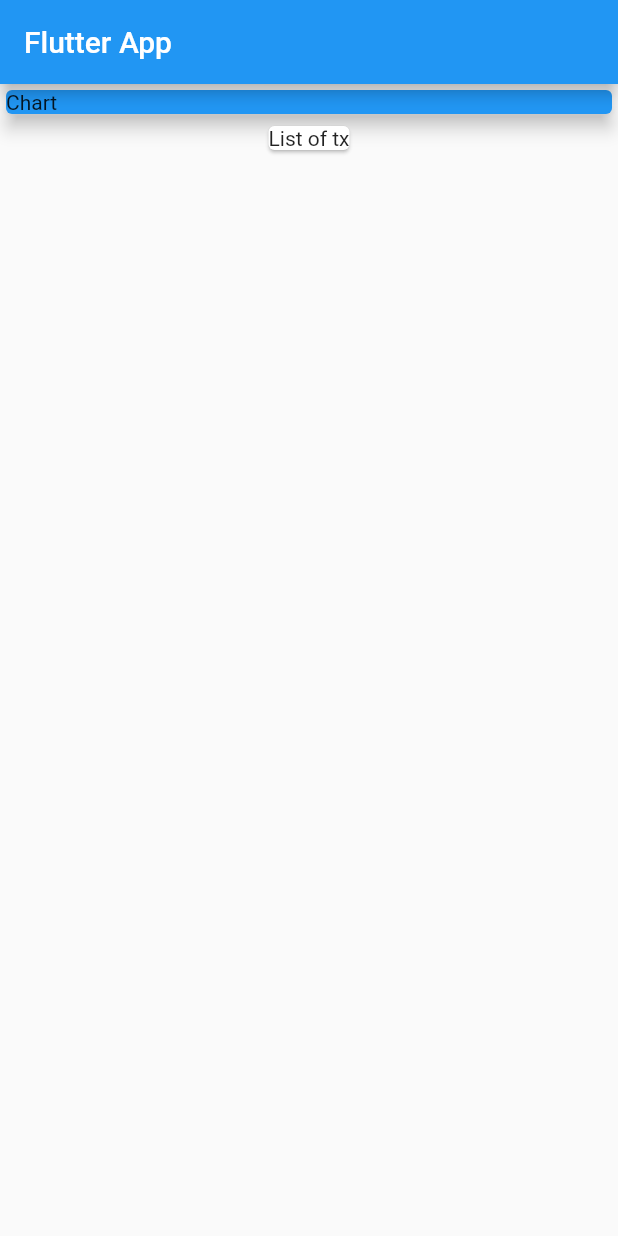
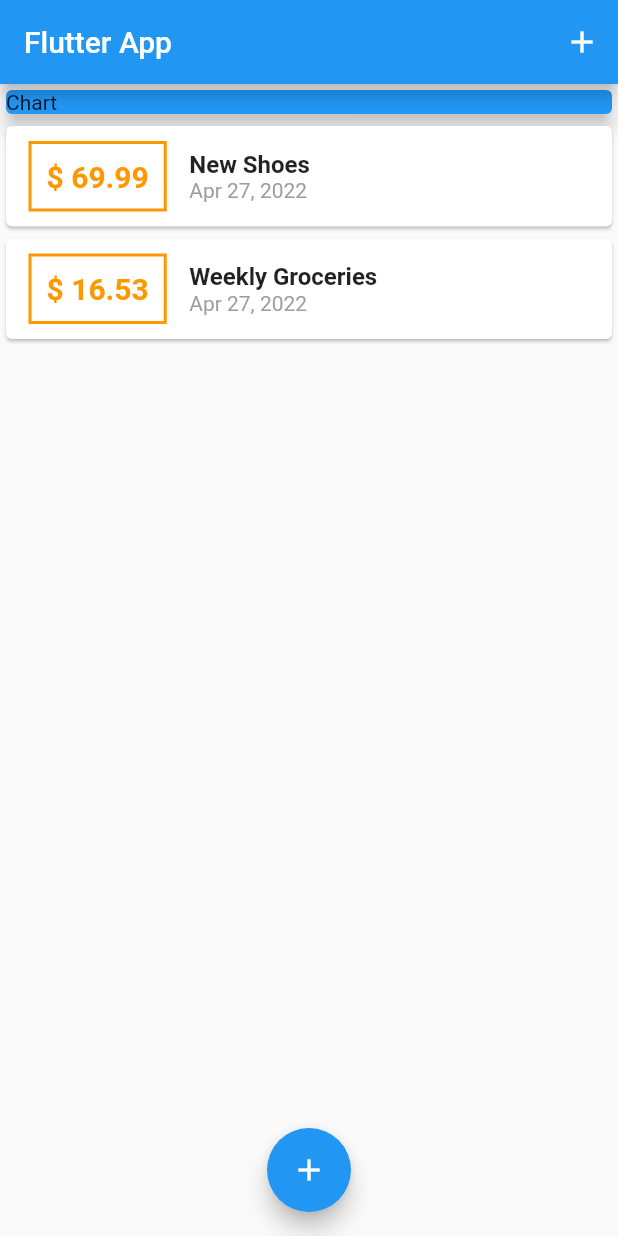
Before and after one commit to canerdk/flutterdemo, a Flutter app: the screen it shows after launch, on a phone screen of 412 x 824 dp. Run offline on Flutter 3.47's test engine with Material 2 defaults, Android fonts, the phone set to English and light mode, and no system bars.

Commit message:
added floating action button

```diff
--- a/lib/main.dart
+++ b/lib/main.dart
@@ -1,4 +1,7 @@
 import 'package:flutter/material.dart';
+import './widgets/new_transaction.dart';
+import './widgets/transaction_list.dart';
+import 'models/tansaction.dart';
 
 void main() => runApp(const MyApp());
 
@@ -8,20 +11,39 @@ class MyApp extends StatelessWidget {
   @override
   Widget build(BuildContext context) {
     return MaterialApp(
-      title: 'Flutter App',
+      debugShowCheckedModeBanner: false,
       home: MyHomePage(),
     );
   }
 }
 
-class MyHomePage extends StatelessWidget {
+class MyHomePage extends StatefulWidget {
+  @override
+  _MyHomePageState createState() => _MyHomePageState();
+}
+
+class _MyHomePageState extends State<MyHomePage> {
+  final List<Transaction> _userTransactions = [
+    Transaction(
+        id: 't1', title: 'New Shoes', amount: 69.99, dateTime: DateTime.now()),
+    Transaction(
+        id: 't2',
+        title: 'Weekly Groceries',
+        amount: 16.53,
+        dateTime: DateTime.now())
+  ];
+
   @override
   Widget build(BuildContext context) {
     return Scaffold(
       appBar: AppBar(
         title: Text('Flutter App'),
+        actions: [IconButton(onPressed: () {}, icon: Icon(Icons.add))],
       ),
-      body: Column(
+      body: SingleChildScrollView(
+        child: Column(
+          // mainAxisAlignment: MainAxisAlignment.start,
+          crossAxisAlignment: CrossAxisAlignment.stretch,
           children: [
             Container(
               width: double.infinity,
@@ -31,13 +53,39 @@ class MyHomePage extends StatelessWidget {
                 elevation: 5,
               ),
             ),
-          Card(
-            child: Container(
-              child: Text('List of tx'),
+            TransactionList(_userTransactions)
+          ],
         ),
-          )
-        ],
+      ),
+      floatingActionButtonLocation: FloatingActionButtonLocation.centerFloat,
+      floatingActionButton: FloatingActionButton(
+        child: Icon(Icons.add),
+        onPressed: () => _startAddNewTransaction(context),
       ),
     );
   }
+
+  void _startAddNewTransaction(BuildContext ctx) {
+    showModalBottomSheet(
+      context: ctx,
+      builder: (_) {
+        return GestureDetector(
+          onTap: () {},
+          child: NewTransaction(_addNewTransacation),
+          behavior: HitTestBehavior.opaque,
+        );
+      },
+    );
   }
+
+  void _addNewTransacation(String txTitle, double tXamount) {
+    final newTx = Transaction(
+        id: DateTime.now().toString(),
+        title: txTitle,
+        amount: tXamount,
+        dateTime: DateTime.now());
+    setState(() {
+      _userTransactions.add(newTx);
+    });
+  }
+}
--- /dev/null
+++ b/lib/models/tansaction.dart
@@ -0,0 +1,15 @@
+import 'package:flutter/foundation.dart';
+
+class Transaction {
+  final String id;
+  final String title;
+  final double amount;
+  final DateTime dateTime;
+
+  Transaction({
+    required this.id,
+    required this.title,
+    required this.amount,
+    required this.dateTime
+  });
+}
--- /dev/null
+++ b/lib/widgets/transaction_list.dart
@@ -0,0 +1,59 @@
+import 'package:flutter/material.dart';
+import '../models/tansaction.dart';
+import 'package:intl/intl.dart';
+
+class TransactionList extends StatelessWidget {
+  final List<Transaction> transactions;
+
+  TransactionList(this.transactions);
+
+  @override
+  Widget build(BuildContext context) {
+    return Container(
+      height: 300,
+      child: ListView.builder(
+        itemBuilder: (ctx, index) {
+          return Card(
+            child: Row(
+              children: [
+                Container(
+                  margin: EdgeInsets.symmetric(
+                    vertical: 10,
+                    horizontal: 15,
+                  ),
+                  decoration: BoxDecoration(
+                      border: Border.all(color: Colors.orange, width: 2)),
+                  padding: EdgeInsets.all(10),
+                  child: Text(
+                    '\$ ${transactions[index].amount}',
+                    style: TextStyle(
+                        fontWeight: FontWeight.bold,
+                        fontSize: 20,
+                        color: Colors.orange),
+                  ),
+                ),
+                Column(
+                  crossAxisAlignment: CrossAxisAlignment.start,
+                  children: [
+                    Text(
+                      transactions[index].title,
+                      style: TextStyle(
+                        fontSize: 16,
+                        fontWeight: FontWeight.bold,
+                      ),
+                    ),
+                    Text(
+                      DateFormat.yMMMd().format(transactions[index].dateTime),
+                      style: TextStyle(color: Colors.grey),
+                    )
+                  ],
+                )
+              ],
+            ),
+          );
+        },
+        itemCount: transactions.length,
+      ),
+    );
+  }
+}
--- a/pubspec.yaml
+++ b/pubspec.yaml
@@ -29,6 +29,7 @@ environment:
 dependencies:
   flutter:
     sdk: flutter
+  intl: ^0.17.0
 
 
   # The following adds the Cupertino Icons font to your application.
```
Also changed, not shown: lib/widgets/new_transaction.dart (added, +59 -0 lines), pubspec.lock. Lines whose indentation alone changed are shown as unchanged.
